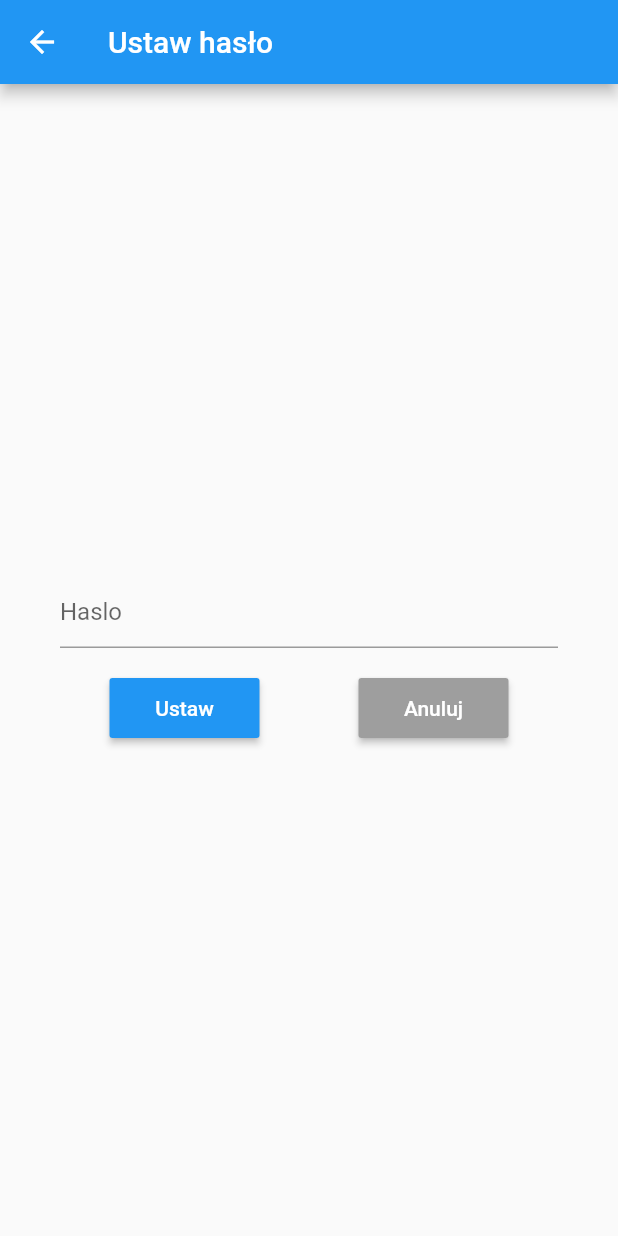
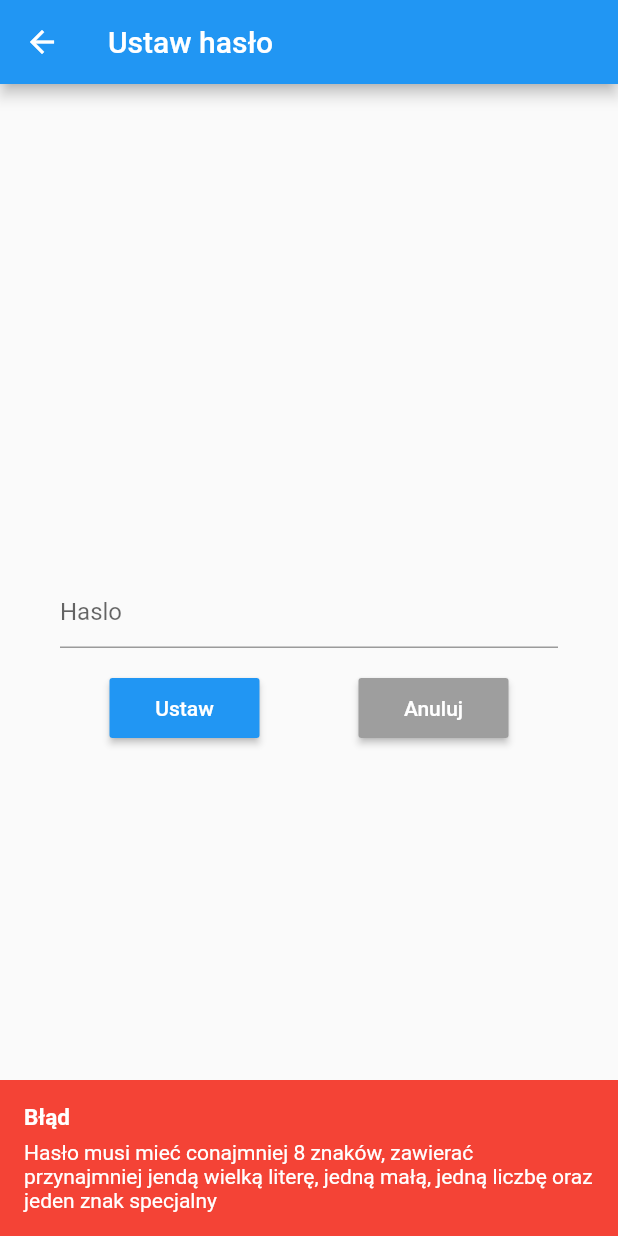
Before and after one commit to poczekajcie/bsm, a Flutter app: the PasswordConfigPage screen opened by its route, after a tap on "Ustaw", on a phone screen of 412 x 824 dp. Run offline on Flutter 3.47's test engine with Material 2 defaults, Android fonts, the phone set to English and light mode, and no system bars; our stand-ins replace flushbar, flutter_secure_storage, sqflite; missing offline and left inert: aes_crypt, password_hash; accounts and stored records are empty.

Commit message:
Add password regex

```diff
--- a/bsm/lib/providers/note_provider.dart
+++ b/bsm/lib/providers/note_provider.dart
@@ -9,7 +9,7 @@ class NoteProvider {
 
     db = await openDatabase(
         await EncryptData.decryptFile(
-            join(await getDatabasesPath(), 'safeNotesBsm5.db.aes')),
+            join(await getDatabasesPath(), 'databaseBsm.db.aes')),
         version: 1, onCreate: (Database db, int version) async {
       db.execute('''
           create table Notes(
--- a/bsm/lib/views/password_config.dart
+++ b/bsm/lib/views/password_config.dart
@@ -47,6 +47,17 @@ class _PasswordConfigSate extends State<PasswordConfigPage> {
               children: <Widget>[
                 Button('Ustaw', Colors.blue, () async {
                   final password = _passwordController.text;
+
+                  RegExp passRegex = new RegExp(r'^(?=.*[A-Z].*[A-Z])(?=.*[!@#$&*])(?=.*[0-9])(?=.*[a-z]).{8}$');
+                  if (!passRegex.hasMatch(password)) {
+                    Flushbar(
+                      title: 'Błąd',
+                      message: 'Hasło musi mieć conajmniej 8 znaków, zawierać przynajmniej jendą wielką literę, jedną małą, jedną liczbę oraz jeden znak specjalny',
+                      backgroundColor: Colors.red,
+                      duration: Duration(seconds: 2),
+                      flushbarStyle: FlushbarStyle.FLOATING,
+                    )..show(context);
+                  } else {
                     String salt = Salt.generateAsBase64String(32);
                     String saltedPassword = salt + password;
                     var bytes = utf8.encode(saltedPassword);
@@ -55,7 +66,7 @@ class _PasswordConfigSate extends State<PasswordConfigPage> {
                     await storage.write(key: 'salt', value: salt);
                     await storage.write(key: 'hash', value: hash);
 
-                  String dbFilePath = join(await getDatabasesPath(), 'safeNotesBsm5.db');
+                    String dbFilePath = join(await getDatabasesPath(), 'databaseBsm.db');
                     await openDatabase(
                       dbFilePath,
                       version: 1,
@@ -80,6 +91,7 @@ class _PasswordConfigSate extends State<PasswordConfigPage> {
                       flushbarStyle: FlushbarStyle.FLOATING,
                     )..show(context).then((value) =>
                     {Navigator.of(context).pushReplacementNamed('/')});
+                  }
                 }),
                 Container(
                   height: 16.0,
```
Also changed, not shown: bsm/lib/views/note.dart (+11 -0 lines). Lines whose indentation alone changed are shown as unchanged.
